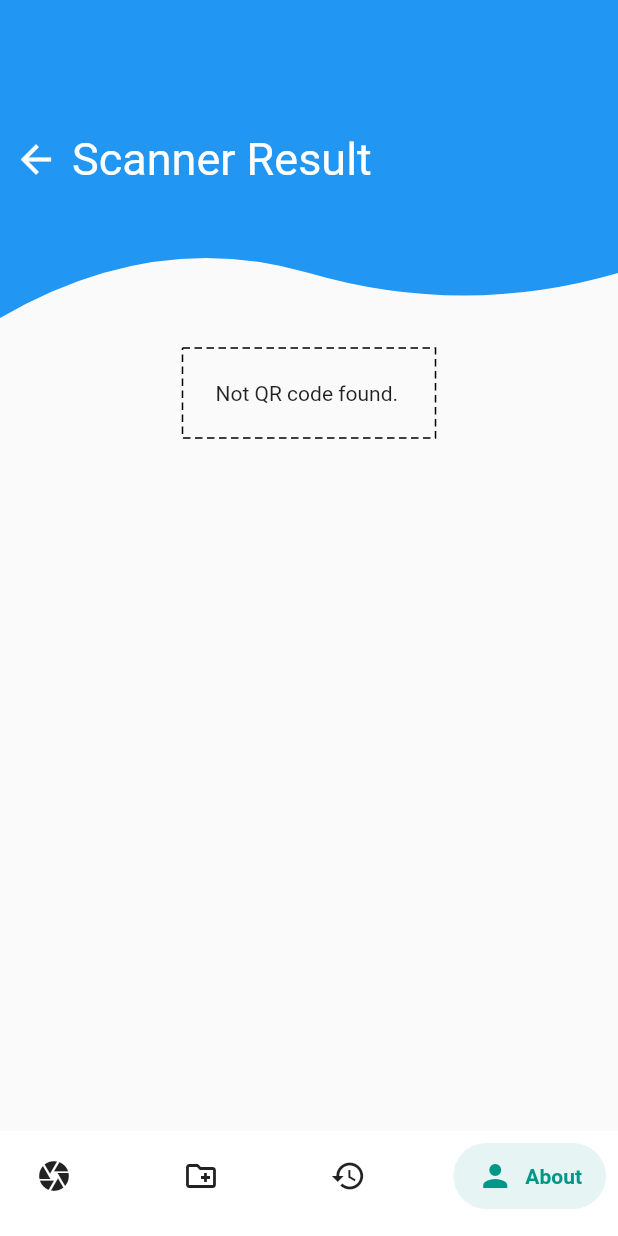
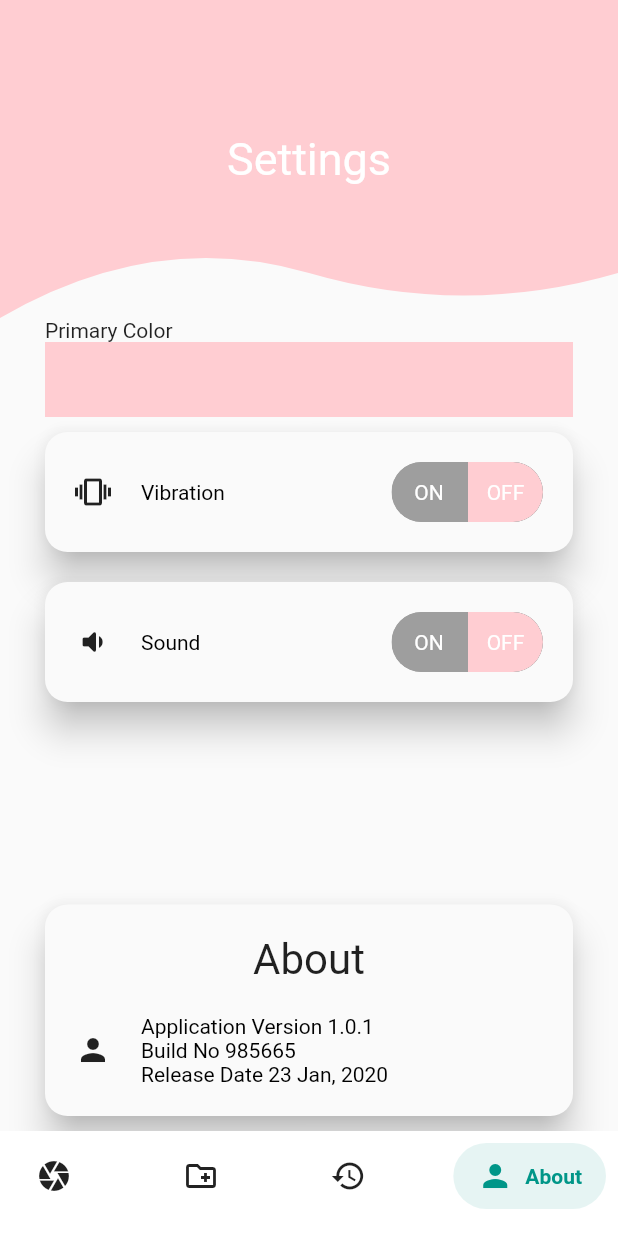
Before and after one commit to rxalimurad/QRScannerFlutter, a Flutter app: the screen it shows after launch, swiped to page 4, on a phone screen of 412 x 824 dp. Run offline on Flutter 3.47's test engine with Material 2 defaults, Android fonts, the light colour scheme and no system bars; drawn by our look-alikes of dotted_border, salomon_bottom_bar, toggle_switch; our stand-ins replace get, image_picker, qr_flutter, share_plus, sqflite, url_launcher_web; missing offline and left inert: flex_color_picker, flutter_share, image_picker_for_web, qr_code_scanner, r_scan, share_plus_web; accounts and stored records are empty.

Commit message:
About US screen

```diff
--- a/lib/controllers.dart
+++ /dev/null
@@ -1,2 +0,0 @@
-import 'package:get/get_rx/src/rx_types/rx_types.dart';
-import 'package:get/get_state_manager/src/simple/get_controllers.dart';
--- /dev/null
+++ b/lib/controllers/controllers.dart
@@ -0,0 +1,9 @@
+import 'package:flutter/material.dart';
+import 'package:get/get_rx/src/rx_types/rx_types.dart';
+import 'package:get/get_state_manager/src/simple/get_controllers.dart';
+
+
+class ColorController extends GetxController {
+  var primaryColor = Colors.red.shade100.obs;
+
+}
--- a/lib/custom_icons.dart
+++ /dev/null
@@ -1,13 +0,0 @@
-import 'package:flutter/material.dart';
-
-class CustomIcons {
-  CustomIcons._();
-
-  static const _kFontFamily = 'IconFont';
-
-  static const IconData calendar = IconData(0xe800, fontFamily: _kFontFamily);
-  static const IconData podcasts = IconData(0xe801, fontFamily: _kFontFamily);
-  static const IconData home = IconData(0xe802, fontFamily: _kFontFamily);
-  static const IconData search = IconData(0xe803, fontFamily: _kFontFamily);
-  static const IconData tickets = IconData(0xe804, fontFamily: _kFontFamily);
-}
--- a/lib/generated_plugin_registrant.dart
+++ b/lib/generated_plugin_registrant.dart
@@ -5,8 +5,6 @@
 // ignore_for_file: directives_ordering
 // ignore_for_file: lines_longer_than_80_chars
 
-import 'package:cloud_firestore_web/cloud_firestore_web.dart';
-import 'package:firebase_core_web/firebase_core_web.dart';
 import 'package:image_picker_for_web/image_picker_for_web.dart';
 import 'package:share_plus_web/share_plus_web.dart';
 import 'package:url_launcher_web/url_launcher_web.dart';
@@ -15,8 +13,6 @@ import 'package:flutter_web_plugins/flutter_web_plugins.dart';
 
 // ignore: public_member_api_docs
 void registerPlugins(Registrar registrar) {
-  FirebaseFirestoreWeb.registerWith(registrar);
-  FirebaseCoreWeb.registerWith(registrar);
   ImagePickerPlugin.registerWith(registrar);
   SharePlusPlugin.registerWith(registrar);
   UrlLauncherPlugin.registerWith(registrar);
--- a/lib/main.dart
+++ b/lib/main.dart
@@ -1,23 +1,23 @@
 import 'package:flutter/material.dart';
 import 'package:flutter/services.dart';
-import 'package:qr_scan_generator/resultScreen.dart';
-import 'package:qr_scan_generator/scanner.dart';
+import 'package:get/get.dart';
+import 'package:qr_scan_generator/Screens/qr_generator.dart';
+import 'package:qr_scan_generator/Screens/scanner.dart';
+import 'package:qr_scan_generator/controllers/controllers.dart';
+import 'package:qr_scan_generator/screens/settings.dart';
 import 'package:salomon_bottom_bar/salomon_bottom_bar.dart';
-import 'generator.dart';
-import 'history.dart';
-
+import 'screens/history.dart';
 
 void main() {
   WidgetsFlutterBinding.ensureInitialized();
   SystemChrome.setEnabledSystemUIMode(SystemUiMode.manual,
       overlays: [SystemUiOverlay.bottom, SystemUiOverlay.top]);
+  Get.lazyPut(() => ColorController());
   runApp(const MyApp());
 }
 
 class MyApp extends StatelessWidget {
   const MyApp({Key? key}) : super(key: key);
-
-  // This widget is the root of your application.
   @override
   Widget build(BuildContext context) {
     return FutureBuilder(
@@ -68,7 +68,7 @@ class _RootViewState extends State<RootView> {
           Scanner(),
           QRGeneratorSharePage(),
           HistoryView(),
-          ResultScreen(""),
+          Settings(),
 
         ], onPageChanged: (index) {
           setState(() {
--- a/lib/history.dart
+++ b/lib/screens/history.dart
@@ -2,9 +2,9 @@ import 'package:flutter/cupertino.dart';
 import 'package:flutter/material.dart';
 import 'package:get/get.dart';
 import 'package:qr_flutter/qr_flutter.dart';
-import 'package:qr_scan_generator/resultScreen.dart';
-import 'CustomNavigation.dart';
-import 'DBHandler.dart';
+import 'package:qr_scan_generator/Screens/resultScreen.dart';
+import 'package:qr_scan_generator/Utilities/DBHandler.dart';
+import 'package:qr_scan_generator/widgets/CustomNavigation.dart';
 
 class HistoryView extends StatefulWidget {
   @override
--- a/lib/generator.dart
+++ b/lib/screens/qr_generator.dart
@@ -7,7 +7,7 @@ import 'package:qr_flutter/qr_flutter.dart';
 import 'package:path_provider/path_provider.dart';
 import 'package:share_plus/share_plus.dart';
 
-import 'CustomNavigation.dart';
+import '../widgets/CustomNavigation.dart';
 
 class QRGeneratorSharePage extends StatefulWidget {
   const QRGeneratorSharePage({Key? key}) : super(key: key);
--- a/lib/scanner.dart
+++ b/lib/screens/scanner.dart
@@ -1,14 +1,15 @@
 import 'dart:developer';
 import 'dart:io';
-
 import 'package:flutter/material.dart';
+import 'package:get/get_core/src/get_main.dart';
+import 'package:get/get_instance/src/extension_instance.dart';
 import 'package:image_picker/image_picker.dart';
 import 'package:qr_code_scanner/qr_code_scanner.dart';
-import 'package:qr_scan_generator/DBHandler.dart';
-import 'package:qr_scan_generator/resultScreen.dart';
+import 'package:qr_scan_generator/Screens/resultScreen.dart';
+import 'package:qr_scan_generator/Utilities/DataCacheManager.dart';
+import 'package:qr_scan_generator/controllers/controllers.dart';
 import 'package:r_scan/r_scan.dart';
 
-import 'DataCacheManager.dart';
 
 class Scanner extends StatefulWidget {
   const Scanner({Key? key}) : super(key: key);
@@ -21,6 +22,7 @@ class _ScannerState extends State<Scanner> {
   Barcode? result;
   QRViewController? controller;
   final GlobalKey qrKey = GlobalKey(debugLabel: 'QR');
+  ColorController colorController = Get.find();
 
   @override
   void reassemble() {
@@ -38,7 +40,7 @@ class _ScannerState extends State<Scanner> {
           _buildQrView(context),
           Positioned(
             child: FloatingActionButton(
-              backgroundColor: Colors.red,
+              backgroundColor: colorController.primaryColor.value,
                 onPressed: () async {
                   await controller?.toggleFlash();
                   setState(() {});
@@ -49,6 +51,7 @@ class _ScannerState extends State<Scanner> {
           ),
           Positioned(
             child: FloatingActionButton(
+                backgroundColor: colorController.primaryColor.value,
                 onPressed: () async {
                   await controller?.flipCamera();
                   setState(() {});
@@ -59,6 +62,7 @@ class _ScannerState extends State<Scanner> {
           ),
           Positioned(
             child: FloatingActionButton(
+                backgroundColor: colorController.primaryColor.value,
                 onPressed: () async {
 
                   var _picker = ImagePicker();
@@ -104,7 +108,7 @@ class _ScannerState extends State<Scanner> {
       key: qrKey,
       onQRViewCreated: _onQRViewCreated,
       overlay: QrScannerOverlayShape(
-          borderColor: Colors.red,
+          borderColor: colorController.primaryColor.value,
           borderRadius: 40,
           borderLength: 40,
           borderWidth: 20,
--- /dev/null
+++ b/lib/screens/settings.dart
@@ -0,0 +1,226 @@
+import 'package:flex_color_picker/flex_color_picker.dart';
+import 'package:flutter/cupertino.dart';
+import 'package:flutter/material.dart';
+import 'package:get/get.dart';
+import 'package:qr_scan_generator/controllers/controllers.dart';
+import 'package:qr_scan_generator/widgets/CustomNavigation.dart';
+import 'package:toggle_switch/toggle_switch.dart';
+
+class Settings extends StatefulWidget {
+  @override
+  State<StatefulWidget> createState() {
+    // TODO: implement createState
+    return SettingsState();
+  }
+}
+
+class SettingsState extends State<Settings> {
+  var screenPickerColor = Colors.yellow.shade50;
+  ColorController controller = Get.find();
+
+  @override
+  Widget build(BuildContext context) {
+    // TODO: implement build
+    return Scaffold(
+        appBar: CustomNavigaton(
+          title: Text(
+            "Settings",
+            style: TextStyle(color: Colors.white, fontSize: 30),
+          ),
+        ),
+        body: Padding(
+          padding: const EdgeInsets.only(left: 30, right: 30),
+          child: Column(
+            crossAxisAlignment: CrossAxisAlignment.start,
+            children: [
+              Text("Primary Color"),
+              GestureDetector(onTap: () {
+                showDialog(
+                    barrierDismissible: false,
+                    context: context,
+                    builder: (context) {
+                      return buildColorPicker(context);
+                    });
+              }, child: Obx(() {
+                return Container(
+                  height: 50,
+                  color: controller.primaryColor.value,
+                );
+              })),
+              Padding(
+                padding:
+                    EdgeInsets.only(left: 0, right: 0, bottom: 10, top: 10),
+                child: Material(
+                  borderRadius: BorderRadius.all(Radius.circular(15)),
+                  elevation: 10.0,
+                  child: Container(
+                    child: Padding(
+                      padding: EdgeInsets.only(
+                          left: 20, right: 20, bottom: 20, top: 20),
+                      child: Row(
+                        children: [
+                          Icon(Icons.vibration),
+                          SizedBox(
+                            width: 20,
+                          ),
+                          Text(
+                            "Vibration",
+                            style: TextStyle(color: Colors.black),
+                          ),
+                          Spacer(),
+                          Obx(() {
+                            return ToggleSwitch(
+                              minWidth: 50.0,
+                              initialLabelIndex: 1,
+                              cornerRadius: 20.0,
+                              activeFgColor: Colors.white,
+                              inactiveBgColor: Colors.grey,
+                              inactiveFgColor: Colors.white,
+                              totalSwitches: 2,
+                              labels: ['ON', 'OFF'],
+                              activeBgColors: [
+                                [controller.primaryColor.value],
+                                [controller.primaryColor.value]
+                              ],
+                              onToggle: (index) {
+                                print('switched to: $index');
+                              },
+                            );
+                          }),
+                        ],
+                      ),
+                    ),
+                  ),
+                ),
+              ),
+              Padding(
+                padding:
+                    EdgeInsets.only(left: 0, right: 0, bottom: 10, top: 10),
+                child: Material(
+                  borderRadius: BorderRadius.all(Radius.circular(15)),
+                  elevation: 10.0,
+                  child: Container(
+                    child: Padding(
+                      padding: EdgeInsets.only(
+                          left: 20, right: 20, bottom: 20, top: 20),
+                      child: Row(
+                        children: [
+                          Icon(Icons.volume_down_rounded),
+                          SizedBox(
+                            width: 20,
+                          ),
+                          Text(
+                            "Sound",
+                            style: TextStyle(color: Colors.black),
+                          ),
+                          Spacer(),
+                          Obx(() {
+                            return ToggleSwitch(
+                              minWidth: 50.0,
+                              initialLabelIndex: 1,
+                              cornerRadius: 20.0,
+                              activeFgColor: Colors.white,
+                              inactiveBgColor: Colors.grey,
+                              inactiveFgColor: Colors.white,
+                              totalSwitches: 2,
+                              labels: ['ON', 'OFF'],
+                              activeBgColors: [
+                                [controller.primaryColor.value],
+                                [controller.primaryColor.value]
+                              ],
+                              onToggle: (index) {
+                                print('switched to: $index');
+                              },
+                            );
+                          }),
+                        ],
+                      ),
+                    ),
+                  ),
+                ),
+              ),
+              Spacer(),
+              Padding(
+                padding:
+                EdgeInsets.only(left: 0, right: 0, bottom: 10, top: 10),
+                child: Material(
+                  borderRadius: BorderRadius.all(Radius.circular(15)),
+                  elevation: 10.0,
+                  child: Container(
+                    child: Padding(
+                      padding: EdgeInsets.only(
+                          left: 20, right: 20, bottom: 20, top: 20),
+                      child: Column(
+                          crossAxisAlignment: CrossAxisAlignment.center,
+                        children: [
+                          Text("About", textScaleFactor: 2,),
+                          SizedBox(
+                            height: 20,
+                          ),
+                          Row(
+                            children: [
+                              Icon(Icons.person),
+                              SizedBox(
+                                width: 20,
+                              ),
+                              Expanded(
+                                child: Text(
+                                  "Application Version 1.0.1\nBuild No 985665\nRelease Date 23 Jan, 2020",
+                                  style: TextStyle(color: Colors.black),
+                                ),
+                              ),
+
+
+                            ],
+                          ),
+                        ],
+                      ),
+                    ),
+                  ),
+                ),
+              ),
+            ],
+          ),
+        ));
+  }
+
+  buildColorPicker(BuildContext context) {
+    return AlertDialog(
+      title: Container(
+        width: MediaQuery.of(context).size.width,
+        color: Colors.white,
+        child: Column(
+          children: [
+            ColorPicker(
+              color: screenPickerColor,
+              onColorChanged: (Color color) => screenPickerColor = color,
+              width: 44,
+              height: 44,
+              borderRadius: 22,
+              heading: Text(
+                'Select color',
+                style: Theme.of(context).textTheme.headline5,
+              ),
+              subheading: Text(
+                'Select color shade',
+                style: Theme.of(context).textTheme.subtitle1,
+              ),
+            ),
+            ElevatedButton(
+                onPressed: () {
+                  ColorController controller = Get.find();
+                  controller.primaryColor.value = screenPickerColor;
+                  Navigator.of(context).pop(false);
+                },
+                child: Text("Apply")),
+            ElevatedButton(
+                onPressed: () {
+                  Navigator.of(context).pop(false);
+                },
+                child: Text("Cancel"))
+          ],
+        ),
+      ),
+    );
+  }
+}
--- a/lib/CustomNavigation.dart
+++ b/lib/widgets/CustomNavigation.dart
@@ -1,9 +1,13 @@
 import 'package:flutter/cupertino.dart';
 import 'package:flutter/material.dart';
+import 'package:get/get_core/src/get_main.dart';
+import 'package:get/get_instance/src/extension_instance.dart';
+import 'package:get/get_state_manager/src/rx_flutter/rx_obx_widget.dart';
+import 'package:qr_scan_generator/controllers/controllers.dart';
 
 class CustomNavigaton extends StatelessWidget implements PreferredSizeWidget {
   final Widget title;
-  final double barHeight = 50.0;
+  final double barHeight = 40.0;
 
   CustomNavigaton({Key? key, required this.title}) : super(key: key);
 
@@ -12,18 +16,22 @@ class CustomNavigaton extends StatelessWidget implements PreferredSizeWidget {
 
   @override
   Widget build(BuildContext context) {
+    ColorController controller = Get.find();
+
     return PreferredSize(
         child: ClipPath(
           clipper: WaveClip(),
-          child: Container(
-            color: Colors.blue,
+          child: Obx(() {
+            return Container(
+              color: controller.primaryColor.value,
               child: Column(
                 mainAxisAlignment: MainAxisAlignment.center,
                 children: <Widget>[
                   title,
                 ],
               ),
-          ),
+            );
+          }),
         ),
         preferredSize: Size.fromHeight(kToolbarHeight + 100));
   }
--- a/pubspec.yaml
+++ b/pubspec.yaml
@@ -43,8 +43,8 @@ dependencies:
   salomon_bottom_bar: ^3.2.0
   dotted_border: ^2.0.0+2
   flutter_share: ^2.0.0
-  firebase_core:
-  cloud_firestore:
+  flex_color_picker: ^2.2.0
+  toggle_switch: ^1.4.0
 
 
 
```
Also changed, not shown: lib/screens/resultScreen.dart (renamed from lib/resultScreen.dart, +5 -6 lines), lib/utilities/DBHandler.dart (renamed from lib/DBHandler.dart), lib/utilities/DataCacheManager.dart (renamed from lib/DataCacheManager.dart), lib/utilities/util.dart (renamed from lib/util.dart), lib/widgets/RoundedButton.dart (renamed from lib/RoundedButton.dart), 3 other files. Lines whose indentation alone changed are shown as unchanged.
